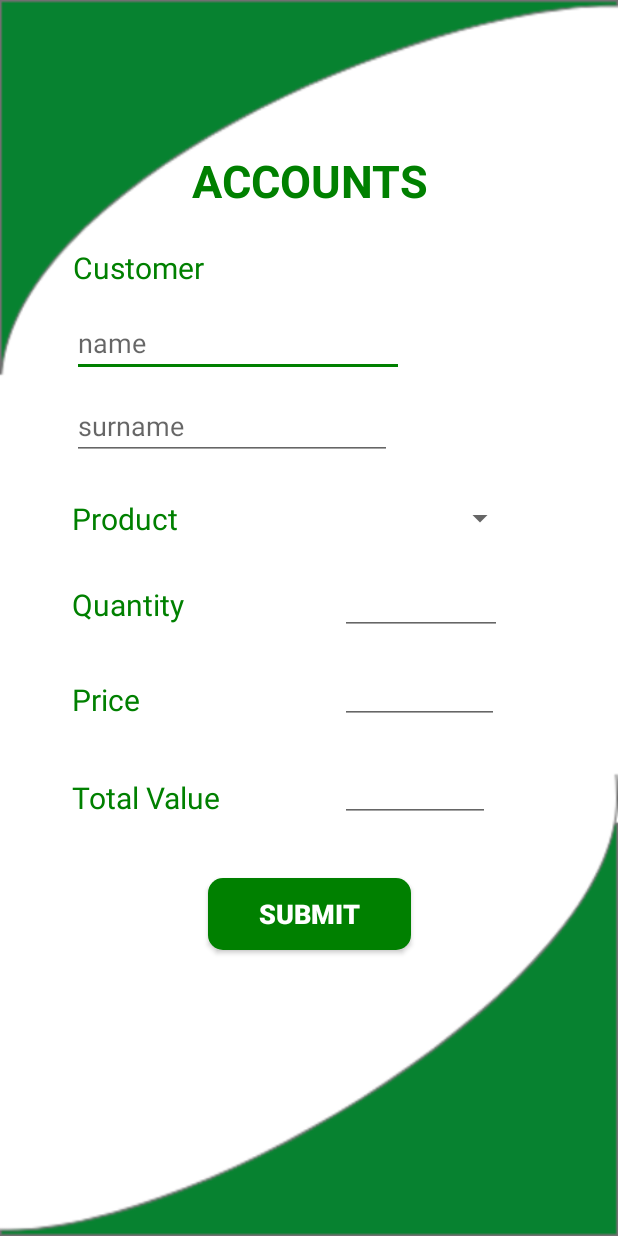
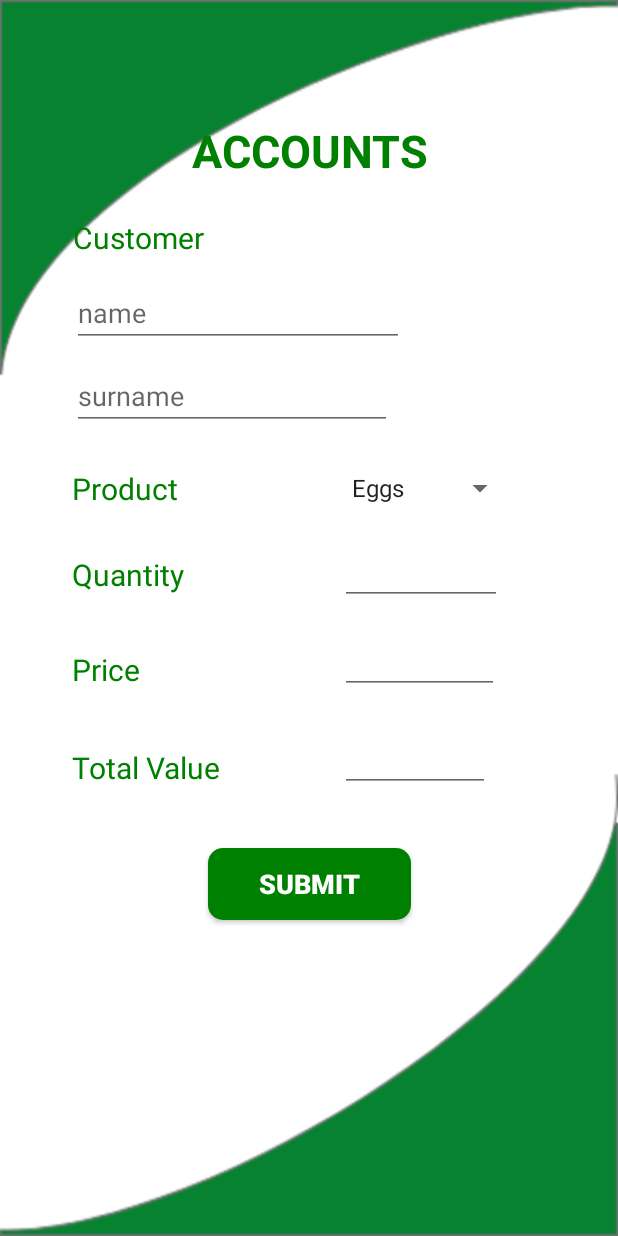
Before and after one commit to Codeguru65/Layers_App, an Android app: the Account screen opened directly, with no data from a screen before it, on a phone screen of 412 x 824 dp. Run offline under Robolectric (Android 15) with nearby library versions, the phone set to English and light mode, and no system bars.

Commit message:
minor additions

```diff
--- a/app/src/main/res/layout/activity_account.xml
+++ b/app/src/main/res/layout/activity_account.xml
@@ -6,6 +6,8 @@
     android:layout_height="match_parent"
     android:background="@drawable/loginbg"
     android:orientation="vertical"
+    android:descendantFocusability="beforeDescendants"
+    android:focusableInTouchMode="true"
     tools:context="com.example.deliveries.Account">
 
     <ScrollView
@@ -51,6 +53,7 @@
                 android:layout_marginTop="20dp"
                 android:ems="10"
                 android:inputType="number"
+                android:textColor="@android:color/black"
                 app:layout_constraintStart_toStartOf="@+id/editTextA7"
                 app:layout_constraintTop_toBottomOf="@+id/editTextA7" />
 
@@ -58,7 +61,7 @@
                 android:id="@+id/txtA4"
                 android:layout_width="wrap_content"
                 android:layout_height="wrap_content"
-                android:layout_marginTop="100dp"
+                android:layout_marginTop="80dp"
                 android:text="ACCOUNTS"
                 android:textAlignment="center"
                 android:textColor="#008000"
@@ -91,6 +94,7 @@
                 android:ems="10"
                 android:hint="name"
                 android:inputType="textPersonName"
+                android:textColor="@android:color/black"
                 app:layout_constraintStart_toStartOf="parent"
                 app:layout_constraintTop_toBottomOf="@+id/textViewA7" />
 
@@ -102,6 +106,7 @@
                 android:ems="10"
                 android:hint="surname"
                 android:inputType="textPersonName"
+                android:textColor="@android:color/black"
                 app:layout_constraintStart_toStartOf="@+id/editTextA3"
                 app:layout_constraintTop_toBottomOf="@+id/editTextA3" />
 
@@ -112,7 +117,7 @@
                 android:layout_marginStart="108dp"
                 android:layout_marginLeft="108dp"
                 android:layout_marginTop="24dp"
-                android:entries="@array/eggQ"
+                android:entries="@array/prod"
                 app:layout_constraintStart_toEndOf="@+id/txtA11"
                 app:layout_constraintTop_toBottomOf="@+id/editTextA4"
                 tools:layout_conversion_absoluteHeight="38dp"
@@ -140,6 +145,7 @@
                 android:layout_marginTop="20dp"
                 android:ems="10"
                 android:inputType="number"
+                android:textColor="@android:color/black"
                 app:layout_constraintStart_toStartOf="@+id/spinnerA2"
                 app:layout_constraintTop_toBottomOf="@+id/spinnerA2" />
 
@@ -161,6 +167,7 @@
                 android:layout_marginTop="20dp"
                 android:ems="10"
                 android:inputType="number"
+                android:textColor="@android:color/black"
                 app:layout_constraintStart_toStartOf="@+id/editTextA6"
                 app:layout_constraintTop_toBottomOf="@+id/editTextA6" />
 
--- a/app/src/main/res/layout/activity_deliveries.xml
+++ b/app/src/main/res/layout/activity_deliveries.xml
@@ -6,6 +6,8 @@
     android:layout_height="match_parent"
     android:orientation="vertical"
     android:background="@drawable/loginbg"
+    android:descendantFocusability="beforeDescendants"
+    android:focusableInTouchMode="true"
     tools:context="com.example.deliveries.Deliveries">
 
     <ScrollView
@@ -26,7 +28,7 @@
                 android:id="@+id/txtd1"
                 android:layout_width="wrap_content"
                 android:layout_height="wrap_content"
-                android:layout_marginTop="120dp"
+                android:layout_marginTop="100dp"
                 android:text="SELECT METHOD"
                 android:textAlignment="center"
                 android:textColor="#008000"
--- a/app/src/main/res/layout/health.xml
+++ b/app/src/main/res/layout/health.xml
@@ -9,6 +9,8 @@
     android:paddingTop="0dp"
     android:paddingRight="0dp"
     android:background="@drawable/loginbg"
+    android:descendantFocusability="beforeDescendants"
+    android:focusableInTouchMode="true"
     tools:context=".Health">
 
     <ScrollView
@@ -24,7 +26,7 @@
                 android:id="@+id/txth2"
                 android:layout_width="121dp"
                 android:layout_height="36dp"
-                android:layout_marginTop="100dp"
+                android:layout_marginTop="72dp"
                 android:text="HEALTH"
                 android:textColor="#008000"
                 android:textSize="30sp"
@@ -67,7 +69,7 @@
                 android:ems="10"
                 android:inputType="textPersonName"
                 android:text="@string/open"
-                android:textColor="#008000"
+                android:textColor="@android:color/black"
                 android:textColorHighlight="#008000"
                 android:textColorHint="#008000"
                 android:textColorLink="#008000"
--- a/app/src/main/res/values/colors.xml
+++ b/app/src/main/res/values/colors.xml
@@ -4,4 +4,6 @@
     <color name="colorPrimaryDark">#00574B</color>
     <color name="colorAccent">#008000
     </color>
+    <color name="cursorColor">#000
+    </color>
 </resources>
--- a/app/src/main/res/values/strings.xml
+++ b/app/src/main/res/values/strings.xml
@@ -34,6 +34,9 @@
         <item>Non-uniform</item>
     </string-array>
     <string name="open"></string>
+    <string-array name="prod">
+        <item>Eggs</item>
+    </string-array>
 
 
     <!-- TODO: Remove or change this placeholder text -->
```
Also changed, not shown: app/src/main/res/layout/activity_cash.xml (+7 -2 lines), app/src/main/res/layout/activity_daily_diary.xml (+8 -4 lines), app/src/main/res/layout/activity_mort.xml (+5 -2 lines), app/src/main/res/layout/activity_part_pay.xml (+12 -3 lines), app/src/main/res/layout/activity_submenu.xml (+7 -4 lines), app/src/main/res/layout/activity_water.xml (+5 -2 lines), app/src/main/res/layout/eggs.xml (+5 -3 lines), 161 other files.
